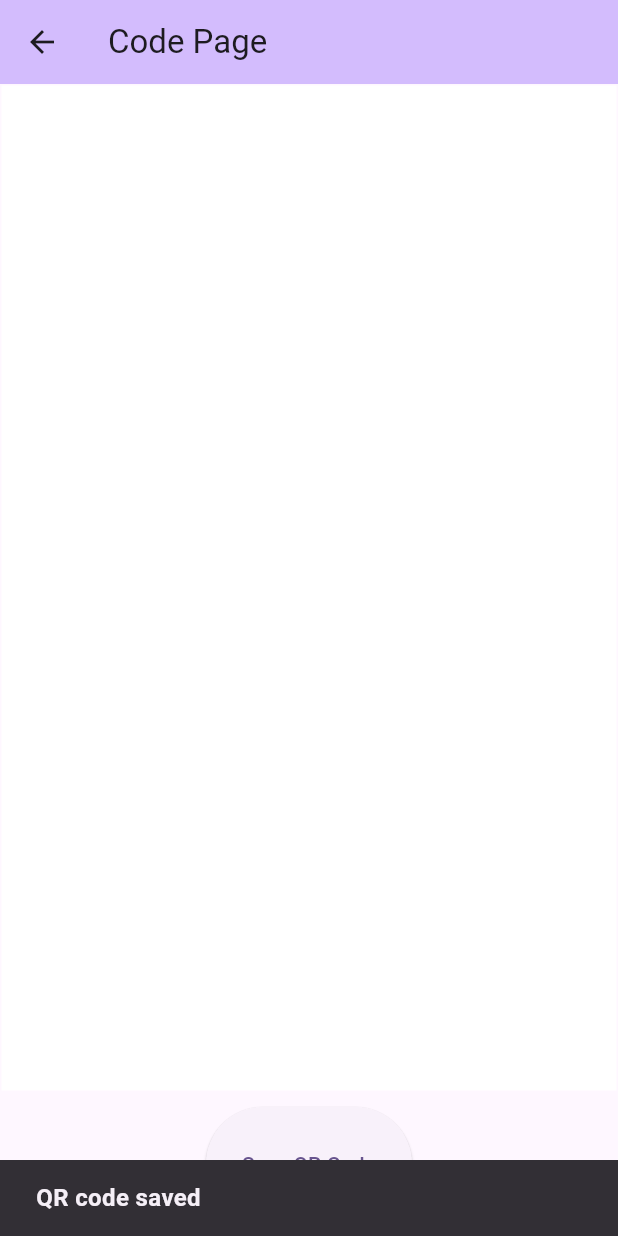
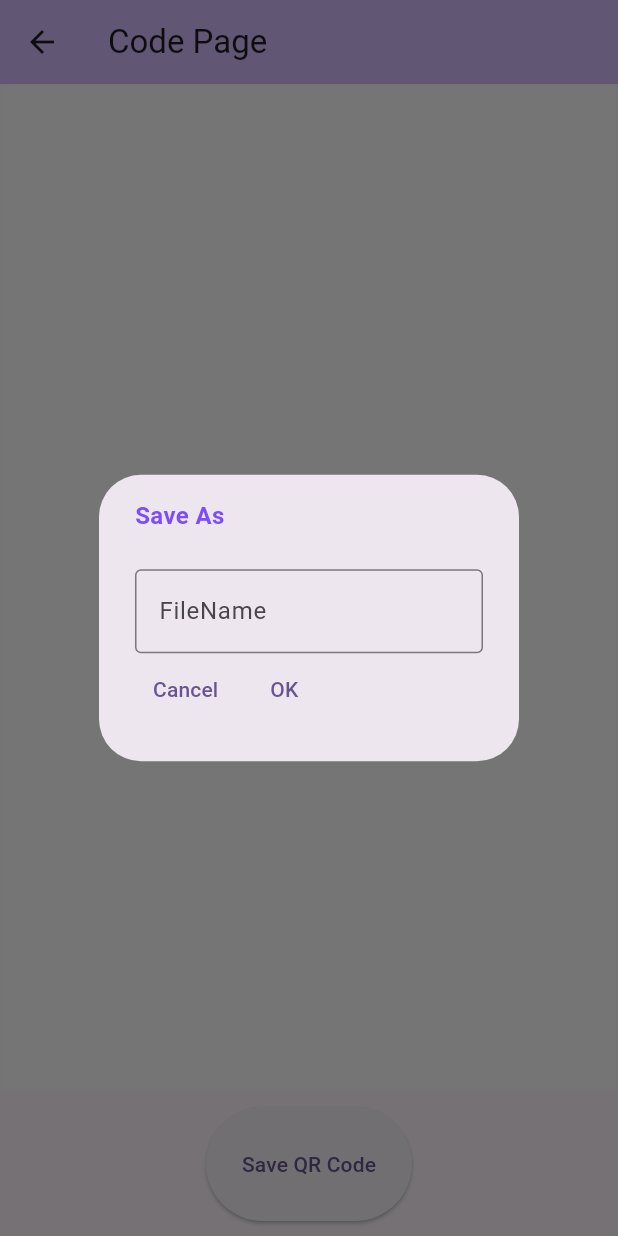
Before and after one commit to sreenumr/barcode_flutter, a Flutter app: the CodePage screen opened directly, after a tap on "Save QR Code", on a phone screen of 412 x 824 dp. Run offline on Flutter 3.47's test engine with Material 2 defaults, Android fonts, the phone set to English and light mode, and no system bars; our stand-ins replace file_picker, flutter_image_compress, image_gallery_saver, page_view_indicators, permission_handler, qr_flutter; missing offline and left inert: barcode, qr_code_scanner, qr_mobile_vision.

Commit message:
Dialog box to save file with name

```diff
--- a/lib/main.dart
+++ b/lib/main.dart
@@ -58,6 +58,7 @@ class MyAppState extends ChangeNotifier {
   var qrRenderErrorMsg = "";
   var qrImage;
   var qrCode;
+  String saveAsFileName = "";
   List<int> decompressedData = [];
   List<String> splitCodes = [];
   List<QrCode> codes = [];
@@ -198,7 +199,7 @@ class MyAppState extends ChangeNotifier {
       Uint8List pngBytes = byteData!.buffer.asUint8List();
 
       final file =
-          await File('/storage/emulated/0/flutter_qr_image.png').create();
+          await File('/storage/emulated/0/$saveAsFileName.png').create();
       await file.writeAsBytes(pngBytes);
 
       // await Share.file(_dataString, '$_dataString.png', pngBytes, 'image/png');
@@ -250,7 +251,7 @@ class MyAppState extends ChangeNotifier {
         0,
         meta.length - charsForChunk - 1 - 1,
       );
-      writeFileAsBytes(decodedData, "sample", fileExt);
+      writeFileAsBytes(decodedData, saveAsFileName, fileExt);
     } catch (e) {
       log("An error occurred during decompression ${e.toString()}");
     }
--- a/lib/utils/utils.dart
+++ b/lib/utils/utils.dart
@@ -21,6 +21,7 @@ Future<List<int>> readFileAsBytes(String filePath) async {
 
 void writeFileAsBytes(List<int> data, String filename, String ext,
     [String path = "/storage/emulated/0/"]) async {
+  log("Filename : $filename");
   final file = File("$path/$filename.$ext");
   await file.writeAsBytes(data);
 }
--- a/lib/widgets/pages/code_page.dart
+++ b/lib/widgets/pages/code_page.dart
@@ -27,7 +27,6 @@ class CodePageState extends State<CodePage> with TickerProviderStateMixin {
     viewportFraction: 1,
   );
   final GlobalKey globalKey = GlobalKey();
-
   @override
   void initState() {
     super.initState();
@@ -97,13 +96,60 @@ class CodePageState extends State<CodePage> with TickerProviderStateMixin {
                       child: Padding(
                         padding: const EdgeInsets.all(10.0),
                         child: ElevatedButton(
-                            onPressed: () {
-                              appState.captureAndSharePng();
-                              ScaffoldMessenger.of(context)
-                                  .showSnackBar(const SnackBar(
-                                content: Text('QR code saved'),
-                              ));
-                            },
+                            onPressed: () => showDialog<String>(
+                                  barrierDismissible: false,
+                                  context: context,
+                                  builder: (BuildContext context) =>
+                                      AlertDialog(
+                                    content: const Text('Save As'),
+                                    actions: <Widget>[
+                                      Column(
+                                        children: [
+                                          TextField(
+                                              onChanged: (text) {
+                                                log("Text changed");
+                                                appState.saveAsFileName = text;
+                                              },
+                                              decoration: const InputDecoration(
+                                                border: OutlineInputBorder(),
+                                                labelText: 'FileName',
+                                              )),
+                                        ],
+                                      ),
+                                      Row(
+                                        children: [
+                                          TextButton(
+                                            onPressed: () {
+                                              Navigator.pop(context, 'Cancel');
+                                              appState.saveAsFileName = "";
+                                            },
+                                            child: const Text('Cancel'),
+                                          ),
+                                          TextButton(
+                                            onPressed: () {
+                                              if (appState
+                                                  .saveAsFileName.isNotEmpty) {
+                                                appState.captureAndSharePng();
+                                                ScaffoldMessenger.of(context)
+                                                    .showSnackBar(
+                                                        const SnackBar(
+                                                  content:
+                                                      Text('QR code saved'),
+                                                ));
+                                                Navigator.pop(context, 'OK');
+                                              }
+                                            },
+                                            child: Text('OK'),
+                                          ),
+                                        ],
+                                      ),
+                                    ],
+                                  ),
+                                )
+                            // onPressed: () {
+
+                            // }
+                            ,
                             child: const Text("Save QR Code")),
                       ),
                     ),
```
Also changed, not shown: lib/widgets/pages/home.dart (+2 -17 lines).
